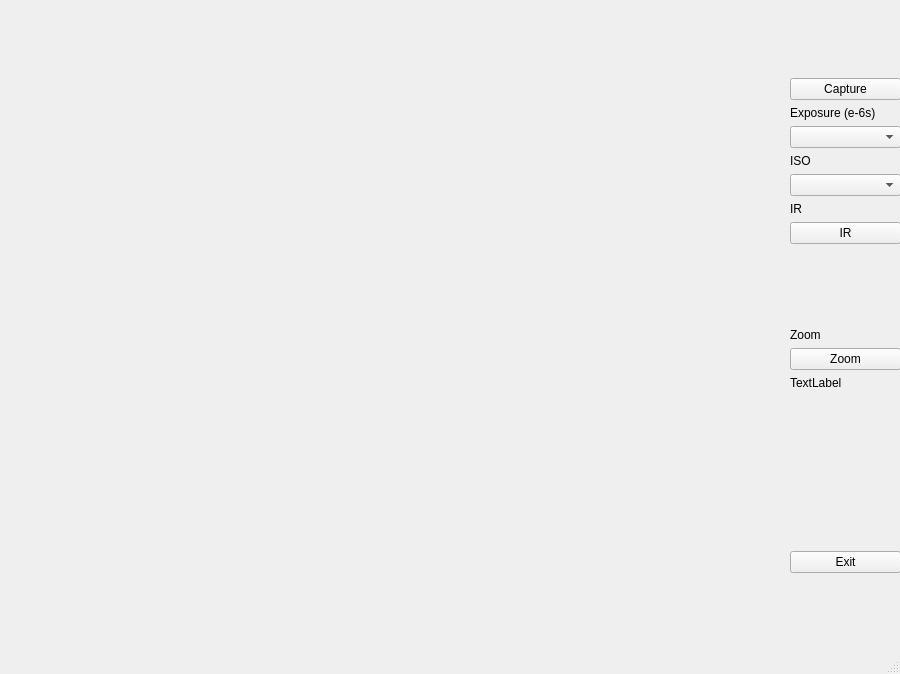
Old version of the form Viewfinder_mod.ui in the repository Naderschah/64MP_DSLR_controller.
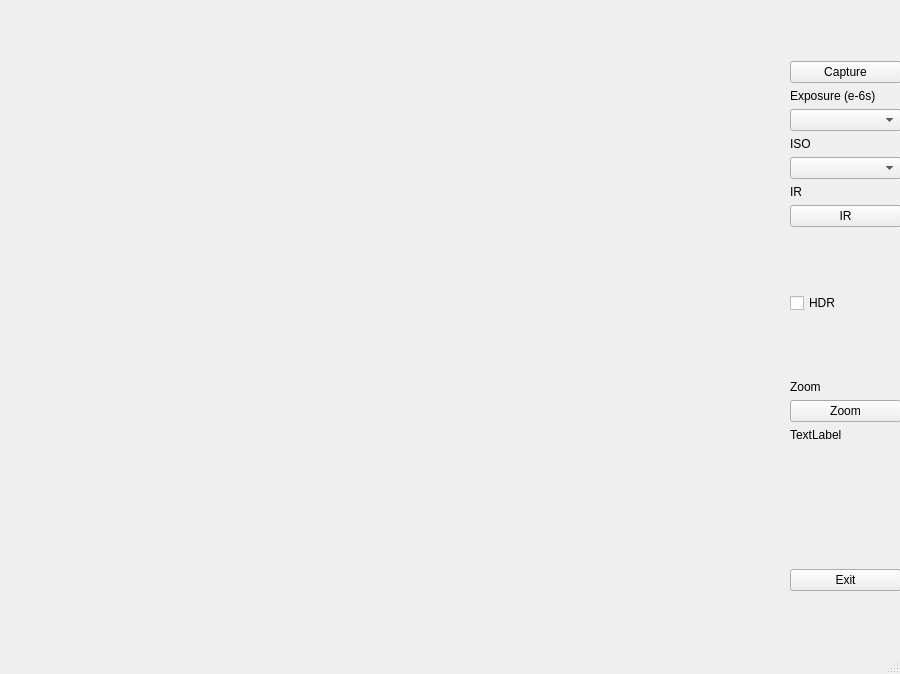
New version of the form.

Commit message: Added HDR compatability uncertain if it will work

What changed in the file:
```diff
--- a/Viewfinder_mod.ui
+++ b/Viewfinder_mod.ui
@@ -98,6 +98,26 @@
        </property>
       </widget>
      </item>
+     <item>
+      <spacer name="verticalSpacer_6">
+       <property name="orientation">
+        <enum>Qt::Vertical</enum>
+       </property>
+       <property name="sizeHint" stdset="0">
+        <size>
+         <width>20</width>
+         <height>40</height>
+        </size>
+       </property>
+      </spacer>
+     </item>
+     <item>
+      <widget class="QCheckBox" name="HDR_check">
+       <property name="text">
+        <string>HDR</string>
+       </property>
+      </widget>
+     </item>
      <item>
       <spacer name="verticalSpacer_2">
        <property name="orientation">
```
The commit also changes 2 other files.
